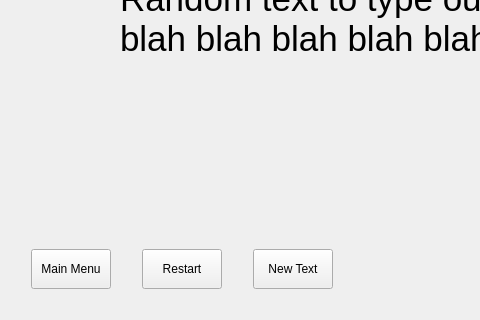
First picture: the form in speed-typer/source_ui/typingWindow.ui, repository Rolv-Apneseth/ps-typer, before the edit; both pictures show x 0 to 480 and y 287 to 607 of the 1534 by 607 pixel window.
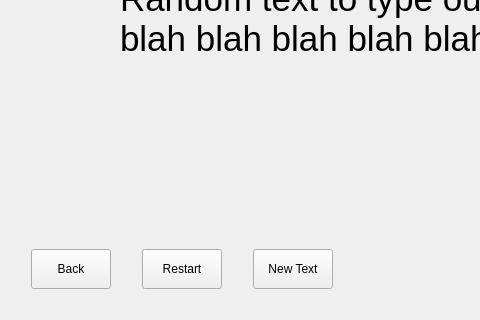
Second picture: the form after the edit.

Commit message: Changed main menu buttons to read Back

Patch:
```diff
--- a/speed-typer/source_ui/typingWindow.ui
+++ b/speed-typer/source_ui/typingWindow.ui
@@ -213,7 +213,7 @@
         <enum>Qt::NoFocus</enum>
        </property>
        <property name="text">
-        <string>Main Menu</string>
+        <string>Back</string>
        </property>
        <property name="autoDefault">
         <bool>false</bool>
```
The commit also changes 3 other files.
